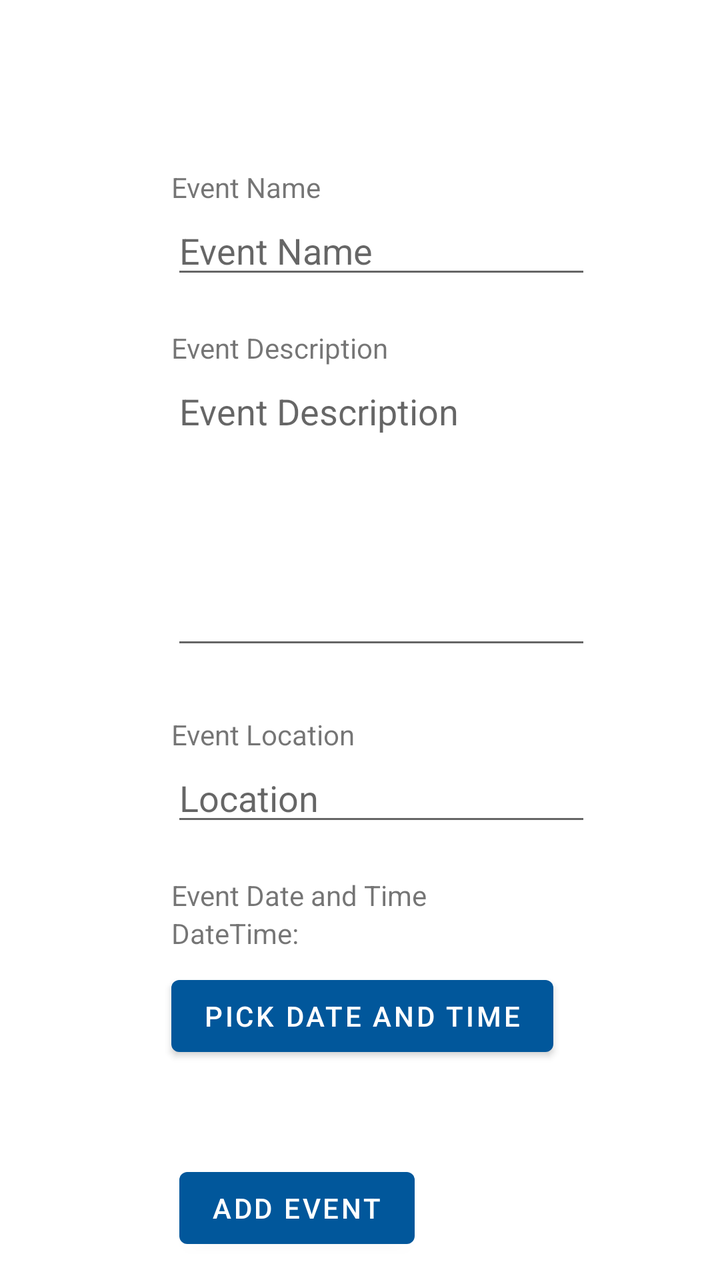
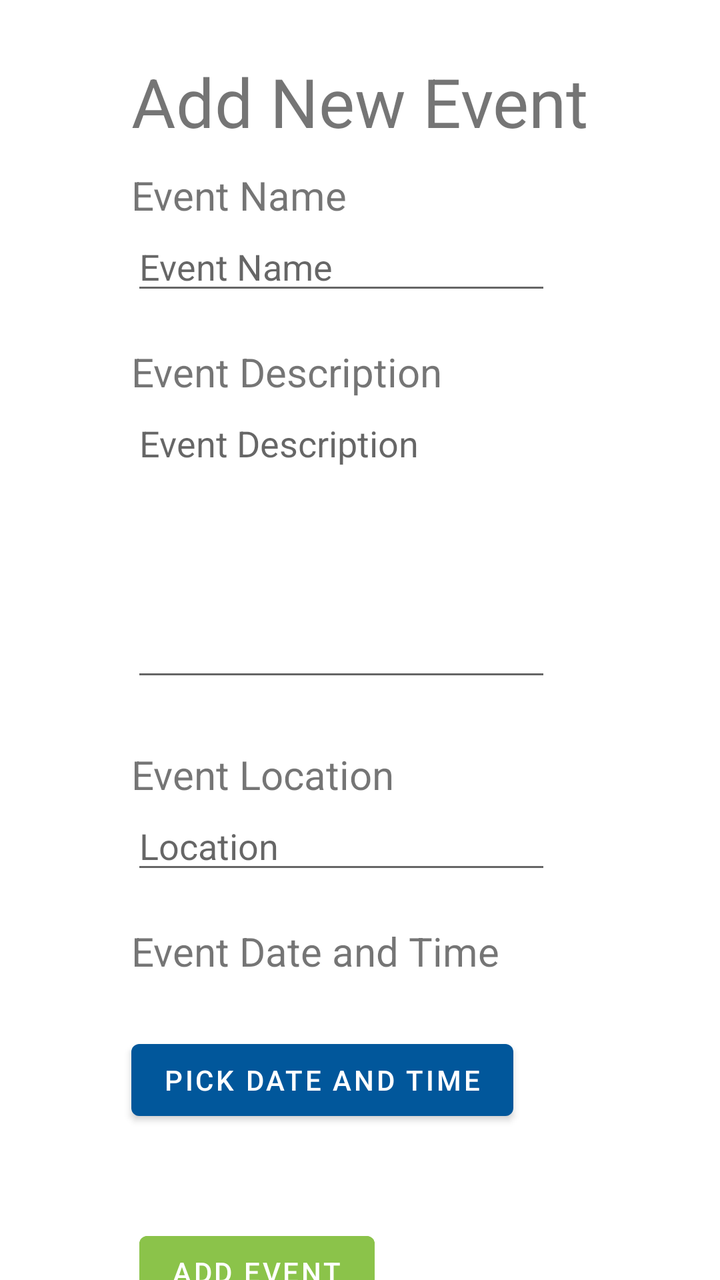

Screens rendered from an Android XML layout before and after an edit, with the pre-edit source and the edit as a unified diff.
<!-- AndroidManifest.xml: application theme Theme.CampusGuidebookTemplate -->
<!-- res/layout/fragment_add_event.xml -->
<?xml version="1.0" encoding="utf-8"?>
<androidx.constraintlayout.widget.ConstraintLayout xmlns:android="http://schemas.android.com/apk/res/android"
    xmlns:app="http://schemas.android.com/apk/res-auto"
    xmlns:tools="http://schemas.android.com/tools"
    android:id="@+id/frameLayout2"
    android:layout_width="match_parent"
    android:layout_height="match_parent"
    tools:context=".AddEventFragment">

    

    <TextView
        android:id="@+id/textView5"
        android:layout_width="wrap_content"
        android:layout_height="wrap_content"
        android:layout_marginTop="84dp"
        android:text="Event Name"
        app:layout_constraintEnd_toEndOf="parent"
        app:layout_constraintHorizontal_bias="0.3"
        app:layout_constraintStart_toStartOf="parent"
        app:layout_constraintTop_toTopOf="parent" />

    <EditText
        android:id="@+id/editTextEventName"
        android:layout_width="wrap_content"
        android:layout_height="wrap_content"
        android:ems="10"
        android:inputType="textPersonName"
        android:hint="Event Name"
        app:layout_constraintStart_toStartOf="@+id/textView5"
        app:layout_constraintTop_toBottomOf="@+id/textView5" />

    <TextView
        android:id="@+id/textView6"
        android:layout_width="wrap_content"
        android:layout_height="wrap_content"
        android:layout_marginTop="20dp"
        android:text="Event Description"
        app:layout_constraintStart_toStartOf="@+id/editTextEventName"
        app:layout_constraintTop_toBottomOf="@+id/editTextEventName" />

    <EditText
        android:id="@+id/editTextEventDescription"
        android:layout_width="wrap_content"
        android:layout_height="wrap_content"
        android:lines="4"
        android:minLines="6"
        android:gravity="top|start"
        android:maxLines="6"
        android:ems="10"
        android:scrollbars="vertical"
        android:hint="Event Description"
        android:inputType="textMultiLine"
        app:layout_constraintStart_toStartOf="@+id/textView6"
        app:layout_constraintTop_toBottomOf="@+id/textView6" />

    <TextView
        android:id="@+id/textView7"
        android:layout_width="wrap_content"
        android:layout_height="wrap_content"
        android:layout_marginTop="28dp"
        android:text="Event Location"
        app:layout_constraintStart_toStartOf="@+id/editTextEventDescription"
        app:layout_constraintTop_toBottomOf="@+id/editTextEventDescription" />

    <EditText
        android:id="@+id/editTextEventLocation"
        android:layout_width="wrap_content"
        android:layout_height="wrap_content"
        android:ems="10"
        android:inputType="textPersonName"
        android:hint="Location"
        app:layout_constraintStart_toStartOf="@+id/textView7"
        app:layout_constraintTop_toBottomOf="@+id/textView7" />

    <TextView
        android:id="@+id/textView8"
        android:layout_width="wrap_content"
        android:layout_height="wrap_content"
        android:layout_marginTop="20dp"
        android:text="Event Date and Time"
        app:layout_constraintStart_toStartOf="@+id/editTextEventLocation"
        app:layout_constraintTop_toBottomOf="@+id/editTextEventLocation" />

    <TextView
        android:id="@+id/textViewDateTime"
        android:layout_width="wrap_content"
        android:layout_height="wrap_content"
        android:text="DateTime: "
        app:layout_constraintStart_toStartOf="@+id/textView8"
        app:layout_constraintTop_toBottomOf="@+id/textView8"/>

    <Button
        android:id="@+id/btnPickDateTime"
        android:layout_width="wrap_content"
        android:layout_height="wrap_content"
        android:layout_centerHorizontal="true"
        android:layout_marginTop="8dp"
        android:text="Pick Date and Time"
        app:layout_constraintStart_toStartOf="@+id/textViewDateTime"
        app:layout_constraintTop_toBottomOf="@+id/textViewDateTime" />


    <Button
        android:id="@+id/addNewEventBtn"
        android:layout_width="wrap_content"
        android:layout_height="wrap_content"
        android:layout_marginStart="4dp"
        android:layout_marginTop="48dp"
        android:text="Add Event"
        app:layout_constraintStart_toStartOf="@+id/btnPickDateTime"
        app:layout_constraintTop_toBottomOf="@+id/btnPickDateTime" />

</androidx.constraintlayout.widget.ConstraintLayout>
<!-- resources referenced by this layout -->
<resources>
  <style name="Theme.CampusGuidebookTemplate" parent="Theme.MaterialComponents.DayNight.DarkActionBar">
          
  
  
          <item name="colorOnPrimary">@color/white</item>
          
  
  
          <item name="colorOnSecondary">@color/black</item>
          
          <item name="android:statusBarColor" tools:targetApi="l">?attr/colorPrimaryVariant</item>
          
          <item name="colorPrimary">@color/blue_1</item>
          <item name="colorPrimaryVariant">@color/blue_2</item>
          <item name="colorSecondary">@color/gray_1</item>
          <item name="colorSecondaryVariant">@color/gray_2</item>
  
      </style>
  <color name="white">#FFFFFFFF</color>
  <color name="black">#FF000000</color>
  <color name="blue_1">#FF01579B</color>
  <color name="blue_2">#FF002F6C</color>
  <color name="gray_1">#FFE1E2E1</color>
  <color name="gray_2">#FFA7A9AC</color>
</resources>

<!-- the commit's change to res/layout/fragment_add_event.xml (unified diff, before → after) -->
@@ -10,14 +10,24 @@
     
 
     <TextView
+        android:id="@+id/textView4"
+        android:layout_width="wrap_content"
+        android:layout_height="wrap_content"
+        android:layout_marginTop="28dp"
+        android:text="Add New Event"
+        android:textSize="34sp"
+        app:layout_constraintEnd_toEndOf="parent"
+        app:layout_constraintStart_toStartOf="parent"
+        app:layout_constraintTop_toTopOf="parent" />
+
+    <TextView
         android:id="@+id/textView5"
         android:layout_width="wrap_content"
         android:layout_height="wrap_content"
         android:layout_marginTop="84dp"
         android:text="Event Name"
-        app:layout_constraintEnd_toEndOf="parent"
-        app:layout_constraintHorizontal_bias="0.3"
-        app:layout_constraintStart_toStartOf="parent"
+        android:textSize="20sp"
+        app:layout_constraintStart_toStartOf="@+id/textView4"
         app:layout_constraintTop_toTopOf="parent" />
 
     <EditText
@@ -36,6 +46,8 @@
         android:layout_height="wrap_content"
         android:layout_marginTop="20dp"
         android:text="Event Description"
+        android:textSize="20sp"
+
         app:layout_constraintStart_toStartOf="@+id/editTextEventName"
         app:layout_constraintTop_toBottomOf="@+id/editTextEventName" />
 
@@ -60,6 +72,7 @@
         android:layout_height="wrap_content"
         android:layout_marginTop="28dp"
         android:text="Event Location"
+        android:textSize="20sp"
         app:layout_constraintStart_toStartOf="@+id/editTextEventDescription"
         app:layout_constraintTop_toBottomOf="@+id/editTextEventDescription" />
 
@@ -79,6 +92,7 @@
         android:layout_height="wrap_content"
         android:layout_marginTop="20dp"
         android:text="Event Date and Time"
+        android:textSize="20sp"
         app:layout_constraintStart_toStartOf="@+id/editTextEventLocation"
         app:layout_constraintTop_toBottomOf="@+id/editTextEventLocation" />
 
@@ -86,9 +100,8 @@
         android:id="@+id/textViewDateTime"
         android:layout_width="wrap_content"
         android:layout_height="wrap_content"
-        android:text="DateTime: "
         app:layout_constraintStart_toStartOf="@+id/textView8"
-        app:layout_constraintTop_toBottomOf="@+id/textView8"/>
+        app:layout_constraintTop_toBottomOf="@+id/textView8" />
 
     <Button
         android:id="@+id/btnPickDateTime"
@@ -107,6 +120,7 @@
         android:layout_height="wrap_content"
         android:layout_marginStart="4dp"
         android:layout_marginTop="48dp"
+        android:backgroundTint="#8BC34A"
         android:text="Add Event"
         app:layout_constraintStart_toStartOf="@+id/btnPickDateTime"
         app:layout_constraintTop_toBottomOf="@+id/btnPickDateTime" />
